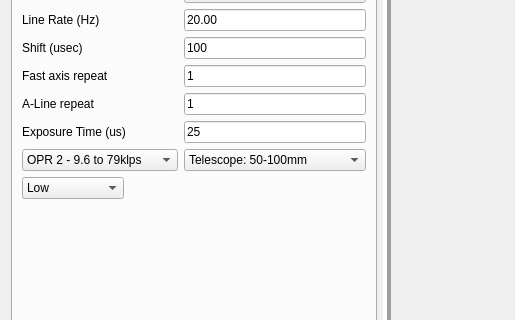
This is oct_galvos_form.ui in flesage/micro-oct-acq as Qt 5 draws it before an edit; both pictures show x 0 to 515 and y 289 to 609 of the 760 by 916 pixel window. The edited form follows.
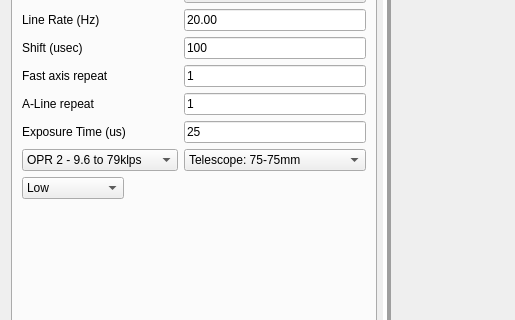
This is the edited form. The open tabs and pages were chosen to show the change. Icons and pictures are not drawn.

What changed in the file:
```diff
--- a/oct_galvos_form.ui
+++ b/oct_galvos_form.ui
@@ -335,6 +335,9 @@
            </item>
            <item row="12" column="1">
             <widget class="QComboBox" name="comboBox_telescope">
+             <property name="currentIndex">
+              <number>1</number>
+             </property>
              <item>
               <property name="text">
                <string>Telescope: 50-100mm</string>
```
Left out of the diff: 2 changed lines with no effect on the pictures.
